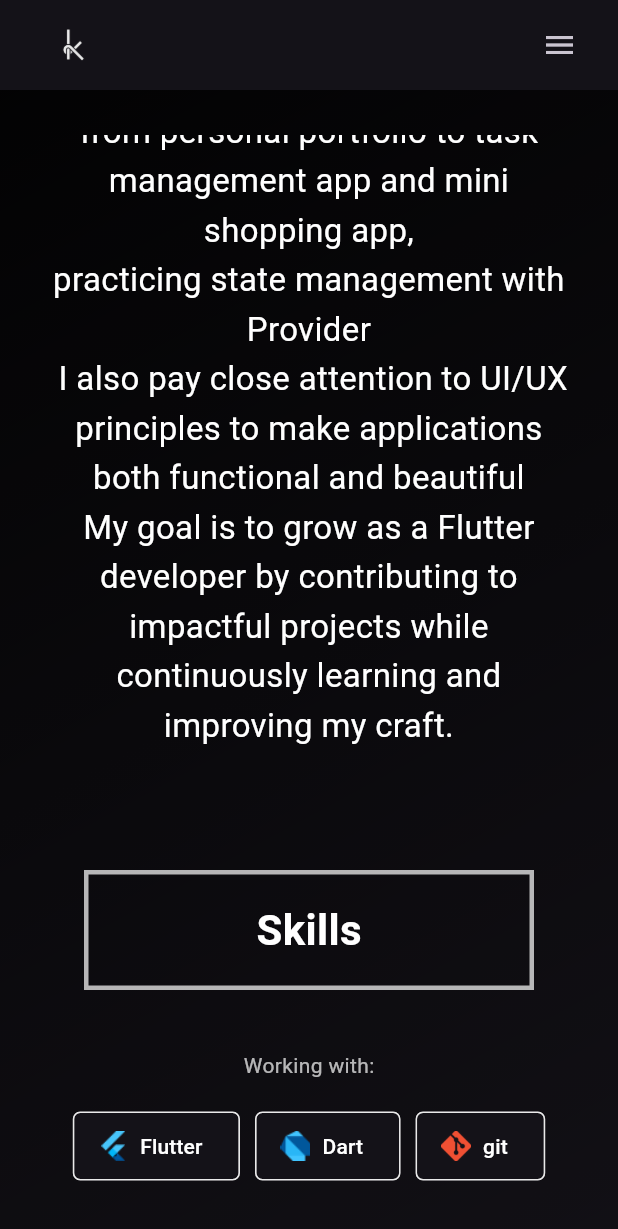
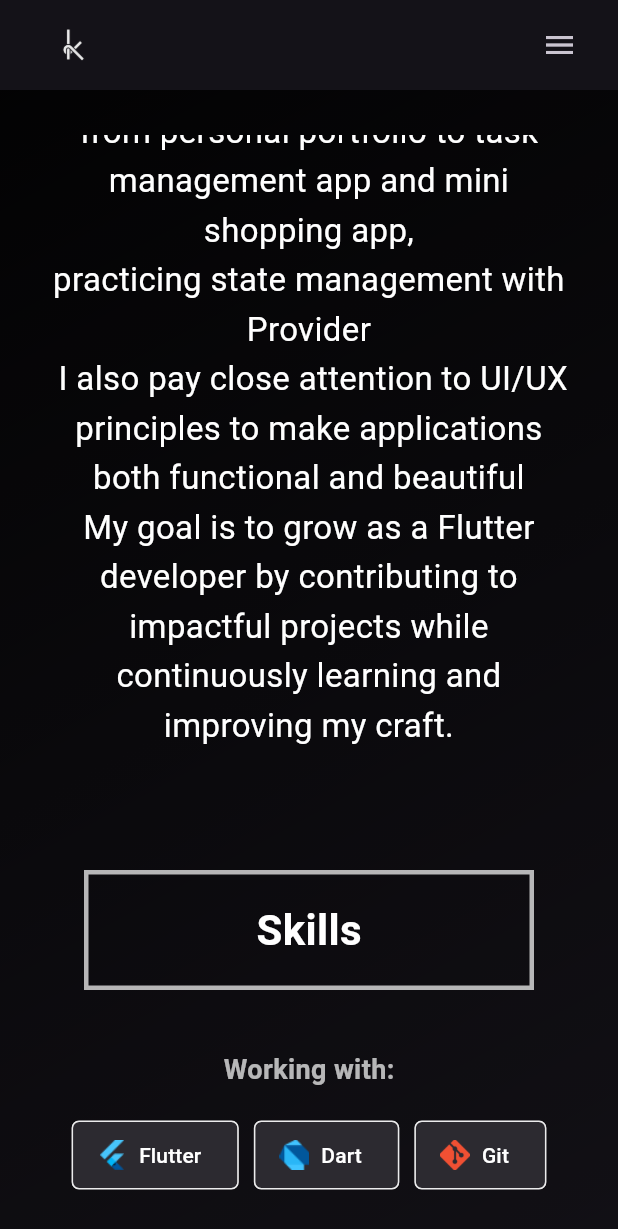
Before and after one commit to klarasameh1/Portfolio, a Flutter app: the screen it shows after launch, scrolled down 1152 dp, on a phone screen of 412 x 824 dp. Shown: the top 1229 px of the screen. Run offline on Flutter 3.47's test engine with Material 3 defaults, Android fonts, the phone set to English and light mode, and no system bars; our stand-ins replace font_awesome_flutter.

Commit message:
skills section enhancment

```diff
--- a/lib/pages/Skills/skillsPage.dart
+++ b/lib/pages/Skills/skillsPage.dart
@@ -1,5 +1,4 @@
 import 'package:flutter/material.dart';
-import 'package:font_awesome_flutter/font_awesome_flutter.dart';
 import 'package:my_portfolio/widgets/rectangleBox.dart';
 
 class SkillsPage extends StatelessWidget {
@@ -8,15 +7,15 @@ class SkillsPage extends StatelessWidget {
   final List<Map> skillItems = [
     {"logo": 'assets/skillsLogos/flutter.png', "title": "Flutter"},
     {"logo": 'assets/skillsLogos/dart.png', "title": "Dart"},
-    {"logo": 'assets/skillsLogos/git.png', "title": "git"},
-    {"logo": 'assets/skillsLogos/github.png', "title": "github"},
+    {"logo": 'assets/skillsLogos/git.png', "title": "Git"},
+    {"logo": 'assets/skillsLogos/github.png', "title": "GitHub"},
     {"logo": 'assets/skillsLogos/cpp.png', "title": "C++"},
+  ];
 
-  ];
   final List<Map> skillItems2 = [
     {"logo": 'assets/skillsLogos/firebase.png', "title": "Firebase"},
-    {"logo": 'assets/skillsLogos/Bloc.png', "title": "bloC"},
-    {"logo": 'assets/skillsLogos/restApi.png', "title": "REST api"},
+    {"logo": 'assets/skillsLogos/Bloc.png', "title": "BloC"},
+    {"logo": 'assets/skillsLogos/restApi.png', "title": "REST API"},
   ];
 
   @override
@@ -25,36 +24,65 @@ class SkillsPage extends StatelessWidget {
       children: [
         Center(child: RectangleBox(content: "Skills")),
         const SizedBox(height: 40),
-        Text("Working with:" , style: TextStyle(color: Colors.white70 ),),
+
+        // ===== Working with =====
+        Text(
+          "Working with:",
+          style: const TextStyle(
+            color: Colors.white70,
+            fontSize: 18,
+            fontWeight: FontWeight.w600,
+          ),
+        ),
         const SizedBox(height: 20),
-        Row(
-          crossAxisAlignment: CrossAxisAlignment.start,
+
+        _buildSkillWrap(skillItems),
+
+        const SizedBox(height: 30),
+
+        // ===== Learning =====
+        Text(
+          "Learning:",
+          style: const TextStyle(
+            color: Colors.white70,
+            fontSize: 18,
+            fontWeight: FontWeight.w600,
+          ),
+        ),
+        const SizedBox(height: 20),
+
+        _buildSkillWrap(skillItems2),
+      ],
+    );
+  }
+
+  /// Reusable method for rendering skill chips
+  Widget _buildSkillWrap(List<Map> skills) {
+    return Row(
       mainAxisAlignment: MainAxisAlignment.center,
       children: [
-            // skills
         Flexible(
           child: ConstrainedBox(
             constraints: const BoxConstraints(maxWidth: 500),
             child: Wrap(
-                  spacing: 10, //h
-                  runSpacing: 10, //v
+              spacing: 10,
+              runSpacing: 10,
               children: [
-                    for (int i = 0; i < skillItems.length; i++)
+                for (var skill in skills)
                   Chip(
-                        padding: const EdgeInsets.symmetric(vertical: 12.0, horizontal: 16.0),
-                        backgroundColor:Colors.transparent,
-                        side: BorderSide(
-                          color: Colors.white70
-                        ),
+                    padding: const EdgeInsets.symmetric(
+                        vertical: 12.0, horizontal: 16.0),
+                    backgroundColor: Colors.white10, // faint background
+                    side: const BorderSide(color: Colors.white70),
                     shape: RoundedRectangleBorder(
-                          borderRadius: BorderRadius.circular(5), // small radius for rectangle
+                      borderRadius: BorderRadius.circular(5),
                     ),
                     label: Text(
-                          skillItems[i]["title"]!,
+                      skill["title"]!,
                       style: const TextStyle(color: Colors.white),
                     ),
                     avatar: Image.asset(
-                          skillItems[i]["logo"]!,
+                      skill["logo"]!,
                       width: 24,
                       height: 24,
                     ),
@@ -64,49 +92,6 @@ class SkillsPage extends StatelessWidget {
           ),
         ),
       ],
-        ),
-        const SizedBox(height: 20),
-        Text("Learning:" , style: TextStyle(color: Colors.white70 ),),
-        const SizedBox(height: 20),
-        Row(
-          crossAxisAlignment: CrossAxisAlignment.start,
-          mainAxisAlignment: MainAxisAlignment.center,
-          children: [
-            // skills
-            Flexible(
-              child: ConstrainedBox(
-                constraints: const BoxConstraints(maxWidth: 500),
-                child: Wrap(
-                  spacing: 10.0,
-                  runSpacing: 10.0,
-                  children: [
-                    for (int i = 0; i < skillItems2.length; i++)
-                      Chip(
-                        padding: const EdgeInsets.symmetric(vertical: 12.0, horizontal: 16.0),
-                        backgroundColor:Colors.transparent,
-                        side: BorderSide(
-                            color: Colors.white70
-                        ),
-                        shape: RoundedRectangleBorder(
-                          borderRadius: BorderRadius.circular(5), // small radius for rectangle
-                        ),
-                        label: Text(
-                          skillItems2[i]["title"]!,
-                          style: const TextStyle(color: Colors.white),
-                        ),
-                        avatar: Image.asset(
-                          skillItems2[i]["logo"]!,
-                          width: 24,
-                          height: 24,
-                        ),
-                      ),
-                  ],
-                ),
-              ),
-            ),
-          ],
-        ),
-      ],
     );
   }
 }
```
Lines whose indentation alone changed are shown as unchanged.
